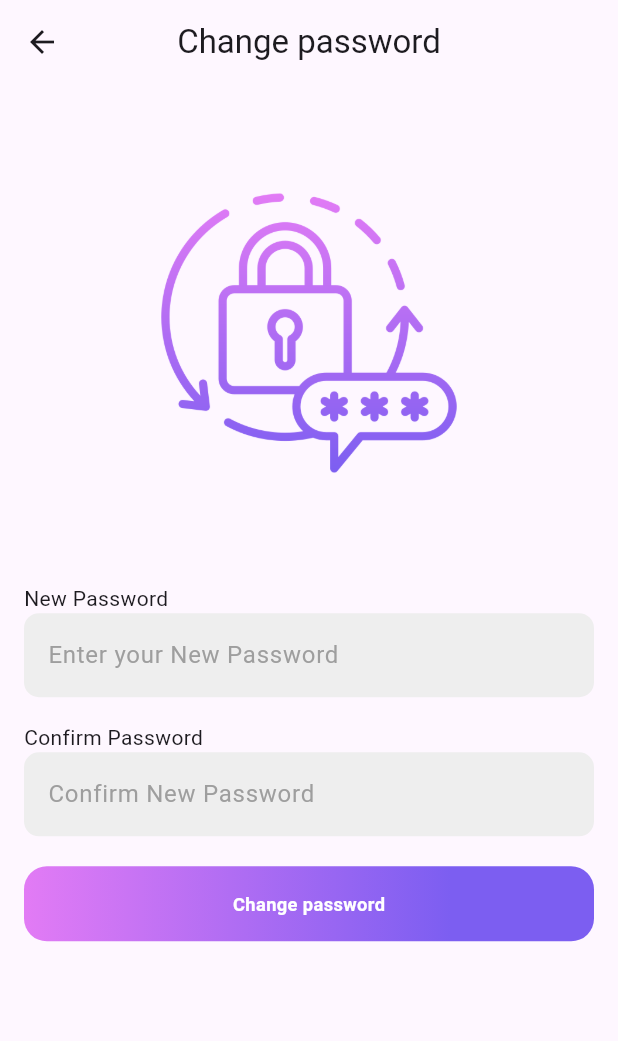
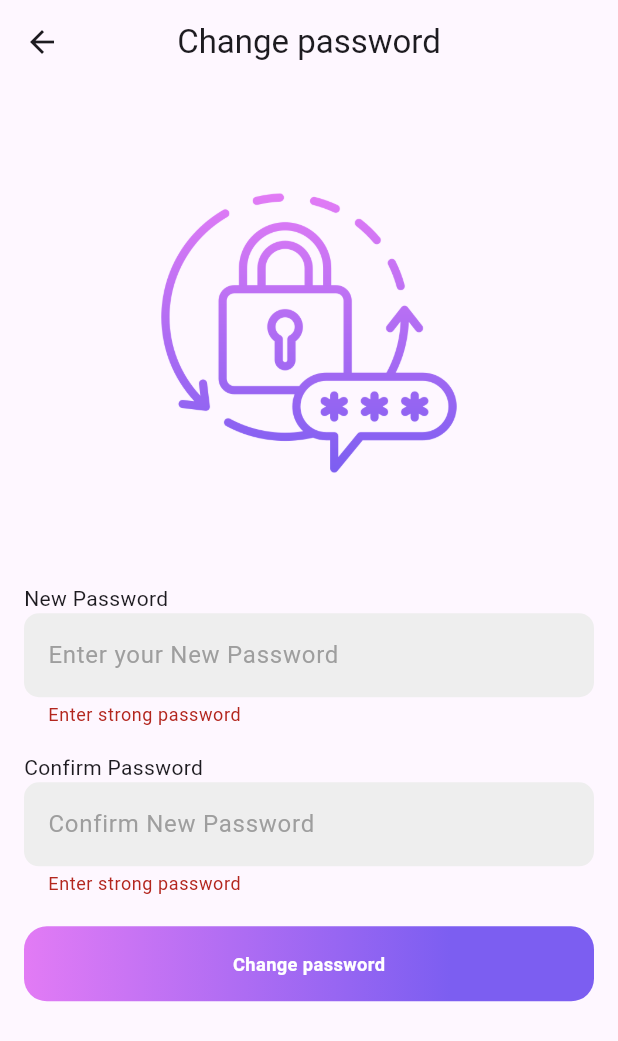
Before and after one commit to Bashar9-d/eduhub, a Flutter app: the ChangePassword screen opened directly, after a tap on "Change password", on a phone screen of 412 x 824 dp. Shown: the top 1041 px of the screen. Run offline on Flutter 3.47's test engine with Material 3 defaults, Android fonts, the phone set to English and light mode, and no system bars; our stand-ins replace animated_splash_screen, animated_toggle_switch, chewie, dio, file_picker, flutter_screenutil and 6 more; accounts and stored records are empty.

Commit message:
Change password

```diff
--- a/lib/constant/widgets/text_field_manage.dart
+++ b/lib/constant/widgets/text_field_manage.dart
@@ -1,14 +1,11 @@
-
 import 'package:eduhub/constant/otherwise/color_manage.dart';
 import 'package:flutter/material.dart';
-
 import '../otherwise/numbers_manage.dart';
 
 Widget buildTextField({
   required TextEditingController controller,
   required String label,
   required String hint,
-
   TextInputType keyboardType = TextInputType.text,
   bool obscure = false,
   String? errorText,
@@ -20,16 +17,22 @@ Widget buildTextField({
     children: [
       SizedBox(height: NumbersManage.verticalLoginAndRegister),
       Text(label),
-     TextField(
+     StatefulBuilder(
+       builder: (context, setState) {
+        return TextField(
            controller: controller,
            keyboardType: keyboardType,
            obscureText: obscure,
+           onChanged: (value) {
+             setState(() {});
+           },
            decoration: InputDecoration(
              filled: true,
              fillColor: fillColor??ColorManage.field,
              errorText: errorText,
              suffixIcon: controller.text.isNotEmpty?suffix:null,
              floatingLabelBehavior: FloatingLabelBehavior.always,
+
              hintText: hint,
              hintStyle: TextStyle(color: Colors.grey),
              focusedBorder: OutlineInputBorder(
@@ -39,11 +42,12 @@ Widget buildTextField({
              border: OutlineInputBorder(
                borderSide: BorderSide.none,
                borderRadius: BorderRadius.circular(10),
-
              ),
            ),
+         );
+       },
+       //child:
      ),
-
     ]
   );
 }
--- a/lib/view/settings_screens/change_password.dart
+++ b/lib/view/settings_screens/change_password.dart
@@ -1,10 +1,12 @@
 import 'package:eduhub/constant/setting_constants/gesture_and_row.dart';
 import 'package:eduhub/constant/widgets/text_field_manage.dart';
 import 'package:eduhub/constant/widgets/text_widget_manage.dart';
+import 'package:eduhub/view/settings_screens/setting.dart';
 import 'package:flutter/material.dart';
 import '../../constant/otherwise/color_manage.dart';
 import '../../constant/otherwise/textstyle_manage.dart';
 import '../../constant/widgets/style_widget_manage.dart';
+
 class Verifying extends StatefulWidget {
   const Verifying({super.key});
 
@@ -14,6 +16,8 @@ class Verifying extends StatefulWidget {
 
 class _VerifyingState extends State<Verifying> {
   TextEditingController oldPassword = TextEditingController();
+  bool obscureText = true;
+  bool showError = false;
 
   @override
   void dispose() {
@@ -31,20 +35,35 @@ class _VerifyingState extends State<Verifying> {
           children: [
             Image.asset('assets/verification.png', width: 200, height: 300),
             buildTextField(
+              obscure: obscureText,
               controller: oldPassword,
-              //fillColor: Color(0xFFDEDCDF),
-              obscure: true,
               keyboardType: TextInputType.visiblePassword,
+              suffix: IconButton(
+                onPressed: () => setState(() => obscureText = !obscureText),
+                icon: Icon(
+                  color: Colors.black,
+                  obscureText
+                      ? Icons.visibility_off_outlined
+                      : Icons.visibility_outlined,
+                ),
+              ),
+              errorText: showError ? 'Enter valid password' : null,
+
+              hint: 'Enter your old Password',
               label: 'Old Password',
-              hint: 'Enter your Old Password',
             ),
             SizedBox(height: 50),
             GestureDetector(
               onTap: () {
-                Navigator.push(
-                  context,
-                  navigatorFunction(nextScreen: ChangePassword()),
-                );
+                setState(() {
+                  showError = oldPassword.text.isEmpty;
+                });
+                if (!showError) {
+                  Navigator.push(
+                    context,
+                    navigatorFunction(nextScreen: ChangePassword()),
+                  );
+                }
               },
               child: Container(
                 width: double.infinity,
@@ -76,6 +95,18 @@ class _ChangePasswordState extends State<ChangePassword> {
   TextEditingController newPassword = TextEditingController();
   TextEditingController reNewPassword = TextEditingController();
 
+  bool validatePassword({required String password}) {
+    String pattern =
+        r'^(?=.*?[A-Z])(?=.*?[a-z])(?=.*?[0-9])(?=.*?[!@#\$&*~]).{8,}$';
+    RegExp regExp = RegExp(pattern);
+    return regExp.hasMatch(password);
+  }
+
+  bool obscureText1 = true;
+  bool showError1 = false;
+  bool obscureText2 = true;
+  bool showError2 = false;
+
   @override
   void dispose() {
     super.dispose();
@@ -86,6 +117,8 @@ class _ChangePasswordState extends State<ChangePassword> {
   @override
   Widget build(BuildContext context) {
     return Scaffold(
+      resizeToAvoidBottomInset: false,
+
       appBar: AppBar(title: Text('Change password'), centerTitle: true),
       body: Padding(
         padding: EdgeInsets.all(16),
@@ -94,21 +127,77 @@ class _ChangePasswordState extends State<ChangePassword> {
             Image.asset('assets/reset-password.png', width: 200, height: 300),
             buildTextField(
               controller: newPassword,
-              obscure: true,
+              obscure: obscureText1,
+              suffix: IconButton(
+                onPressed: () {
+                  setState(() {
+                    obscureText1 = !obscureText1;
+                  });
+                },
+                icon: Icon(
+                  color: Colors.black,
+                  obscureText1
+                      ? Icons.visibility_off_outlined
+                      : Icons.visibility_outlined,
+                ),
+              ),
+              errorText: showError1 ? 'Enter strong password' : null,
               keyboardType: TextInputType.visiblePassword,
               label: 'New Password',
               hint: 'Enter your New Password',
             ),
             buildTextField(
               controller: reNewPassword,
-              obscure: true,
+              obscure: obscureText2,
+
+              suffix: IconButton(
+                onPressed: () {
+                  setState(() {
+                    obscureText2 = !obscureText2;
+                  });
+                },
+                icon: Icon(
+                  color: Colors.black,
+                  obscureText2
+                      ? Icons.visibility_off_outlined
+                      : Icons.visibility_outlined,
+                ),
+              ),
+              errorText: showError2 ? 'Enter strong password' : null,
               keyboardType: TextInputType.visiblePassword,
               label: 'Confirm Password',
               hint: 'Confirm New Password',
             ),
             SizedBox(height: 20),
             GestureDetector(
-              onTap: () {},
+              onTap: () {
+                showError1 = !validatePassword(password: newPassword.text);
+                showError2 = !validatePassword(password: reNewPassword.text);
+                setState(() {});
+                if( newPassword.text != reNewPassword.text){
+                  showDialog(
+                    context: context,
+                    builder: (_) => AlertDialog(
+                      title: const Text('Error'),
+                      content: const Text(
+                        'The passwords are not the same',
+                      ),
+                      actions: [
+                        TextButton(
+                          onPressed: () => Navigator.pop(context),
+                          child: const Text('Ok'),
+                        ),
+                      ],
+                    ),
+                  );
+                }
+                else if (!showError1 &&
+                    !showError2) {
+
+                  Navigator.popUntil(context, (route) => route.isFirst);
+
+                }
+              },
               child: Container(
                 width: double.infinity,
                 height: 50,
--- a/lib/view/settings_screens/downloaded_videos_page.dart
+++ b/lib/view/settings_screens/downloaded_videos_page.dart
@@ -60,6 +60,7 @@ class _DownloadedVideosPageState extends State<DownloadedVideosPage> {
       appBar: AppBar(
         title: const Text("الفيديوهات المحمّلة"),
         backgroundColor: Colors.purple,
+        foregroundColor: Colors.white,
       ),
       body: SingleChildScrollView(
         child: Column(
```
Also changed, not shown: lib/view/begin_screens/login_screen.dart (+15 -15 lines). Lines whose indentation alone changed are shown as unchanged.
